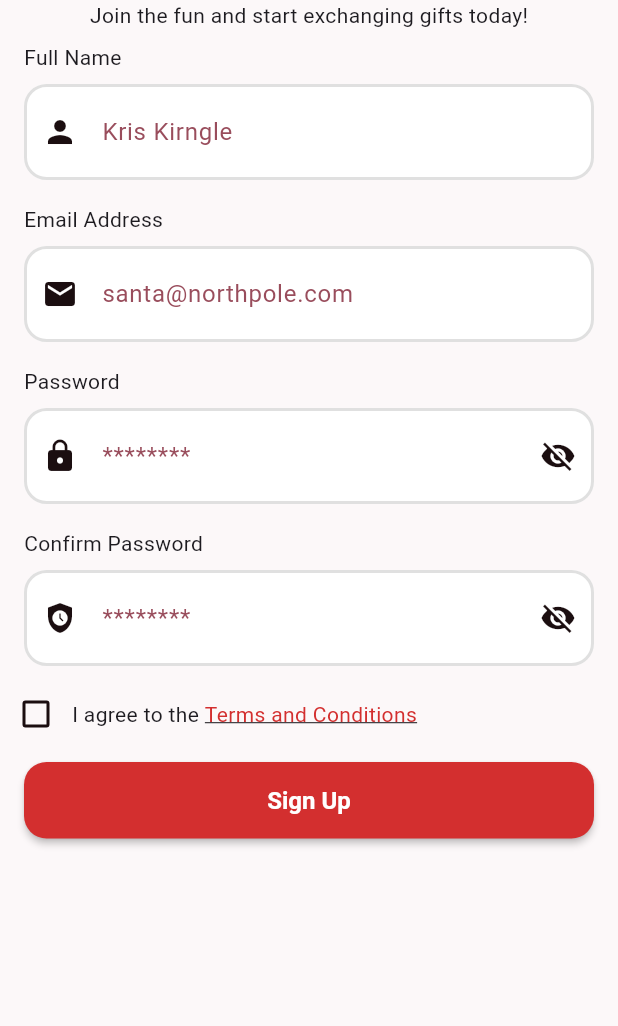
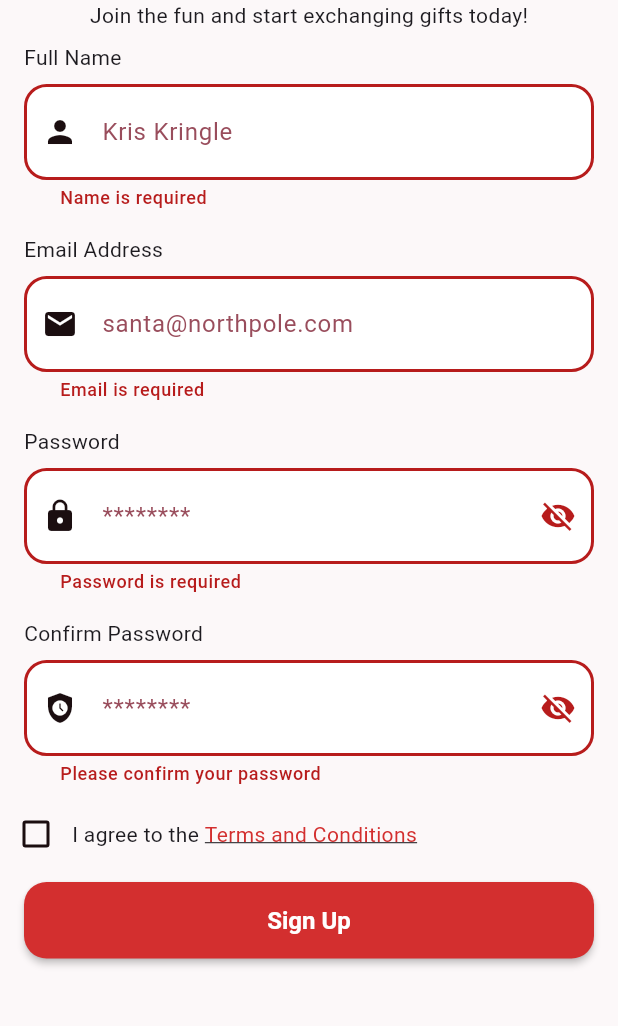
Before and after one commit to lukcza/secret-santa, a Flutter app: the RegisterPage screen opened by its route, after a tap on "Sign Up", on a phone screen of 412 x 824 dp, the part 138-1164 px from its top. Run offline on Flutter 3.47's test engine with Material 3 defaults, Android fonts, the phone set to English and light mode, and no system bars; our stand-ins replace cloud_firestore, equatable, firebase_auth, firebase_core, flutter_bloc, fpdart and 2 more; accounts and stored records are empty.

Commit message:
feat: refactor TextField to TextFormField with Form validation
- Add AuthFormField widget with TextFormField and validation support
- Create LoginForm and RegisterForm widgets with Form parent
- Add Validators utility class for email, password, name validation
- Update login_page and register_page to use new form widgets
- Add validation error messages to localization files
- Add errorStyle and errorMaxLines to theme inputDecorationTheme

```diff
--- a/lib/core/l10n/app_en.arb
+++ b/lib/core/l10n/app_en.arb
@@ -24,5 +24,12 @@
     "termsAndConditionsLink": "Terms and Conditions",
     "registerButton": "Sign Up",
     "registerSuccess": "Registration successful! Please log in.",
-    "passwordsDoNotMatchError": "Passwords do not match."
+    "passwordsDoNotMatchError": "Passwords do not match.",
+    "emailRequired": "Email is required",
+    "emailInvalid": "Please enter a valid email address",
+    "passwordRequired": "Password is required",
+    "passwordTooShort": "Password must be at least 6 characters",
+    "nameRequired": "Name is required",
+    "nameTooShort": "Name must be at least 2 characters",
+    "confirmPasswordRequired": "Please confirm your password"
 }
--- a/lib/core/l10n/app_localizations.dart
+++ b/lib/core/l10n/app_localizations.dart
@@ -249,6 +249,48 @@ abstract class AppLocalizations {
   /// In en, this message translates to:
   /// **'Passwords do not match.'**
   String get passwordsDoNotMatchError;
+
+  /// No description provided for @emailRequired.
+  ///
+  /// In en, this message translates to:
+  /// **'Email is required'**
+  String get emailRequired;
+
+  /// No description provided for @emailInvalid.
+  ///
+  /// In en, this message translates to:
+  /// **'Please enter a valid email address'**
+  String get emailInvalid;
+
+  /// No description provided for @passwordRequired.
+  ///
+  /// In en, this message translates to:
+  /// **'Password is required'**
+  String get passwordRequired;
+
+  /// No description provided for @passwordTooShort.
+  ///
+  /// In en, this message translates to:
+  /// **'Password must be at least 6 characters'**
+  String get passwordTooShort;
+
+  /// No description provided for @nameRequired.
+  ///
+  /// In en, this message translates to:
+  /// **'Name is required'**
+  String get nameRequired;
+
+  /// No description provided for @nameTooShort.
+  ///
+  /// In en, this message translates to:
+  /// **'Name must be at least 2 characters'**
+  String get nameTooShort;
+
+  /// No description provided for @confirmPasswordRequired.
+  ///
+  /// In en, this message translates to:
+  /// **'Please confirm your password'**
+  String get confirmPasswordRequired;
 }
 
 class _AppLocalizationsDelegate
--- a/lib/core/l10n/app_localizations_en.dart
+++ b/lib/core/l10n/app_localizations_en.dart
@@ -86,4 +86,25 @@ class AppLocalizationsEn extends AppLocalizations {
 
   @override
   String get passwordsDoNotMatchError => 'Passwords do not match.';
+
+  @override
+  String get emailRequired => 'Email is required';
+
+  @override
+  String get emailInvalid => 'Please enter a valid email address';
+
+  @override
+  String get passwordRequired => 'Password is required';
+
+  @override
+  String get passwordTooShort => 'Password must be at least 6 characters';
+
+  @override
+  String get nameRequired => 'Name is required';
+
+  @override
+  String get nameTooShort => 'Name must be at least 2 characters';
+
+  @override
+  String get confirmPasswordRequired => 'Please confirm your password';
 }
--- a/lib/core/theme/app_theme.dart
+++ b/lib/core/theme/app_theme.dart
@@ -59,6 +59,12 @@ class AppTheme {
       errorBorder: _border(primaryDark),
       focusedErrorBorder: _border(primaryDark),
       hintStyle: const TextStyle(color: textMuted),
+      errorStyle: const TextStyle(
+        color: primaryDark,
+        fontSize: 12,
+        fontWeight: FontWeight.w500,
+      ),
+      errorMaxLines: 2,
     ),
     elevatedButtonTheme: ElevatedButtonThemeData(
       style: ElevatedButton.styleFrom(
@@ -106,6 +112,12 @@ class AppTheme {
       hintStyle: TextStyle(color: textInverse.withOpacity(0.5)),
       prefixIconColor: textMuted,
       suffixIconColor: textMuted,
+      errorStyle: const TextStyle(
+        color: primaryLight,
+        fontSize: 12,
+        fontWeight: FontWeight.w500,
+      ),
+      errorMaxLines: 2,
     ),
     elevatedButtonTheme: ElevatedButtonThemeData(
       style: ElevatedButton.styleFrom(
--- /dev/null
+++ b/lib/core/utils/validators.dart
@@ -0,0 +1,70 @@
+class Validators {
+  static final RegExp _emailRegex = RegExp(r'^[^@]+@[^@]+\.[^@]+');
+
+  static String? validateEmail(
+    String? value, {
+    String? emptyMessage,
+    String? invalidMessage,
+  }) {
+    if (value == null || value.trim().isEmpty) {
+      return emptyMessage ?? 'Email is required';
+    }
+    if (!_emailRegex.hasMatch(value.trim())) {
+      return invalidMessage ?? 'Please enter a valid email';
+    }
+    return null;
+  }
+
+  static String? validatePassword(
+    String? value, {
+    String? emptyMessage,
+    String? tooShortMessage,
+    int minLength = 6,
+  }) {
+    if (value == null || value.isEmpty) {
+      return emptyMessage ?? 'Password is required';
+    }
+    if (value.length < minLength) {
+      return tooShortMessage ??
+          'Password must be at least $minLength characters';
+    }
+    return null;
+  }
+
+  static String? validateConfirmPassword(
+    String? value,
+    String? originalPassword, {
+    String? emptyMessage,
+    String? mismatchMessage,
+  }) {
+    if (value == null || value.isEmpty) {
+      return emptyMessage ?? 'Please confirm your password';
+    }
+    if (value != originalPassword) {
+      return mismatchMessage ?? 'Passwords do not match';
+    }
+    return null;
+  }
+
+  static String? validateName(
+    String? value, {
+    String? emptyMessage,
+    String? tooShortMessage,
+    int minLength = 2,
+  }) {
+    if (value == null || value.trim().isEmpty) {
+      return emptyMessage ?? 'Name is required';
+    }
+    if (value.trim().length < minLength) {
+      return tooShortMessage ?? 'Name must be at least $minLength characters';
+    }
+    return null;
+  }
+
+  static String? validateRequired(String? value, {String? message}) {
+    if (value == null || value.trim().isEmpty) {
+      return message ?? 'This field is required';
+    }
+    return null;
+  }
+}
--- a/lib/features/auth/presentation/pages/login_page.dart
+++ b/lib/features/auth/presentation/pages/login_page.dart
@@ -1,14 +1,13 @@
 import 'package:flutter/material.dart';
 import 'package:flutter_bloc/flutter_bloc.dart';
-import 'package:fpdart/fpdart.dart' hide State;
 import 'package:go_router/go_router.dart';
 import 'package:secret_santa/core/extensions/context_extension.dart';
 import 'package:secret_santa/features/auth/presentation/bloc/auth_bloc.dart';
 import 'package:secret_santa/features/auth/presentation/bloc/auth_event.dart';
 import 'package:secret_santa/features/auth/presentation/bloc/auth_state.dart';
 import 'package:secret_santa/features/auth/presentation/widgets/auth_button.dart';
-import 'package:secret_santa/features/auth/presentation/widgets/auth_field.dart';
 import 'package:secret_santa/features/auth/presentation/widgets/login_divider.dart';
+import 'package:secret_santa/features/auth/presentation/widgets/login_form.dart';
 import 'package:secret_santa/features/auth/presentation/widgets/login_header_card.dart';
 
 class LoginPage extends StatefulWidget {
@@ -20,21 +19,24 @@ class LoginPage extends StatefulWidget {
 
 class _LoginPageState extends State<LoginPage> {
   final TextEditingController _emailController = TextEditingController();
+  final TextEditingController _passwordController = TextEditingController();
+  final GlobalKey<FormState> _formKey = GlobalKey<FormState>();
 
-  final TextEditingController _passwordController = TextEditingController();
   @override
   void dispose() {
-    super.dispose();
     _emailController.dispose();
     _passwordController.dispose();
+    super.dispose();
   }
 
   Future<void> onPressedLoginButton(BuildContext context) async {
-    final email = _emailController.text.trim();
-    final password = _passwordController.text.trim();
-    context.read<AuthBloc>().add(
-          AuthSignInRequested(email: email, password: password),
-        );
+    if (_formKey.currentState?.validate() ?? false) {
+      final email = _emailController.text.trim();
+      final password = _passwordController.text.trim();
+      context.read<AuthBloc>().add(
+            AuthSignInRequested(email: email, password: password),
+          );
+    }
   }
 
   @override
@@ -64,7 +66,7 @@ class _LoginPageState extends State<LoginPage> {
               children: [
                 LoginHeaderCard(),
                 Container(
-                  margin: const EdgeInsets.only(top:10,),
+                  margin: const EdgeInsets.only(top: 10),
                   child: Text(
                     context.loc.loginTitle,
                     style: Theme.of(context).textTheme.bodyLarge?.copyWith(
@@ -72,26 +74,16 @@ class _LoginPageState extends State<LoginPage> {
                     ),
                   ),
                 ),
-                AuthField(
-                  labelText: context.loc.emailLabel,
-                  hintText: "santa@northpole.com",
-                  controller: _emailController,
-                  isEmailField: true,
-                  prefixIcon: const Icon(Icons.email),
-                ),
-                AuthField(
-                  controller: _passwordController,
-                  isPasswordField: true,
-                  prefixIcon: const Icon(Icons.lock),
-                  labelText: context.loc.passwordLabel,
-                  hintText: "********",
-                  suffixIcon: const Icon(Icons.visibility_off),
+                LoginForm(
+                  emailController: _emailController,
+                  passwordController: _passwordController,
+                  formKey: _formKey,
                 ),
                 Row(
                   mainAxisAlignment: MainAxisAlignment.end,
                   children: [
-                    TextButton(
-                      onPressed: () => debugPrint("Forgot Password clicked"),
+                    GestureDetector(
+                      onTap: () => debugPrint("Forgot password clicked"),
                       child: Text(
                         context.loc.forgotPassword,
                         style: TextStyle(
@@ -106,7 +98,6 @@ class _LoginPageState extends State<LoginPage> {
                     if(state.status == AuthStatus.loading){
                       return const CircularProgressIndicator();
                     }
-
                     return AuthButton(onPressed: () => onPressedLoginButton(context), buttonText: context.loc.loginButton);
                   }
                 ),
--- a/lib/features/auth/presentation/pages/register_page.dart
+++ b/lib/features/auth/presentation/pages/register_page.dart
@@ -5,7 +5,7 @@ import 'package:secret_santa/features/auth/presentation/bloc/auth_bloc.dart';
 import 'package:secret_santa/features/auth/presentation/bloc/auth_event.dart';
 import 'package:secret_santa/features/auth/presentation/bloc/auth_state.dart';
 import 'package:secret_santa/features/auth/presentation/widgets/auth_button.dart';
-import 'package:secret_santa/features/auth/presentation/widgets/auth_field.dart';
+import 'package:secret_santa/features/auth/presentation/widgets/register_form.dart';
 
 class RegisterPage extends StatefulWidget {
   const RegisterPage({super.key});
@@ -20,22 +20,27 @@ class _RegisterPageState extends State<RegisterPage> {
   final TextEditingController passwordController = TextEditingController();
   final TextEditingController confirmPasswordController =
       TextEditingController();
+  final GlobalKey<FormState> _formKey = GlobalKey<FormState>();
+
+  @override
+  void dispose() {
+    nameController.dispose();
+    emailController.dispose();
+    passwordController.dispose();
+    confirmPasswordController.dispose();
+    super.dispose();
+  }
+
   Future<void> _onPressed(BuildContext context) async {
-    final name = nameController.text.trim();
-    final email = emailController.text.trim();
-    final password = passwordController.text.trim();
-    final confirmPassword = confirmPasswordController.text.trim();
+    if (_formKey.currentState?.validate() ?? false) {
+      final name = nameController.text.trim();
+      final email = emailController.text.trim();
+      final password = passwordController.text.trim();
 
-    if (password != confirmPassword) {
-      ScaffoldMessenger.of(context).showSnackBar(
-        SnackBar(content: Text(context.loc.passwordsDoNotMatchError)),
+      context.read<AuthBloc>().add(
+        AuthSignUpRequested(nickname: name, email: email, password: password),
       );
-      return;
     }
-
-    context.read<AuthBloc>().add(
-      AuthSignUpRequested(nickname: name, email: email, password: password),
-    );
   }
 
   @override
@@ -70,32 +75,12 @@ class _RegisterPageState extends State<RegisterPage> {
                   context.loc.registerSubTitle,
                   style: Theme.of(context).textTheme.bodyMedium,
                 ),
-                AuthField(
-                  controller: nameController,
-                  labelText: context.loc.nameLabel,
-                  hintText: "Kris Kirngle",
-                  prefixIcon: const Icon(Icons.person),
-                ),
-                AuthField(
-                  controller: emailController,
-                  labelText: context.loc.emailLabel,
-                  hintText: "santa@northpole.com",
-                  isEmailField: true,
-                  prefixIcon: const Icon(Icons.email),
-                ),
-                AuthField(
-                  controller: passwordController,
-                  labelText: context.loc.passwordLabel,
-                  hintText: "********",
-                  isPasswordField: true,
-                  prefixIcon: const Icon(Icons.lock),
-                ),
-                AuthField(
-                  controller: confirmPasswordController,
-                  labelText: context.loc.confirmPasswordLabel,
-                  hintText: "********",
-                  isReapetPasswordField: true,
-                  prefixIcon: const Icon(Icons.safety_check),
+                RegisterForm(
+                  nameController: nameController,
+                  emailController: emailController,
+                  passwordController: passwordController,
+                  confirmPasswordController: confirmPasswordController,
+                  formKey: _formKey,
                 ),
                 Row(
                   mainAxisAlignment: MainAxisAlignment.start,
--- a/lib/features/auth/presentation/widgets/auth_field.dart
+++ b/lib/features/auth/presentation/widgets/auth_field.dart
@@ -20,6 +20,7 @@ class AuthField extends StatefulWidget {
   final bool isPasswordField;
   final bool isEmailField;
   final bool isReapetPasswordField;
+
 
   @override
   State<AuthField> createState() => _AuthFieldState();
--- /dev/null
+++ b/lib/features/auth/presentation/widgets/auth_form_field.dart
@@ -0,0 +1,90 @@
+import 'package:flutter/material.dart';
+
+class AuthFormField extends StatefulWidget {
+  const AuthFormField({
+    super.key,
+    this.labelText = '',
+    this.hintText = '',
+    required this.controller,
+    this.prefixIcon,
+    this.isPasswordField = false,
+    this.isEmailField = false,
+    this.isRepeatPasswordField = false,
+    this.validator,
+    this.originalPasswordController,
+  });
+
+  final String labelText;
+  final String hintText;
+  final TextEditingController controller;
+  final Icon? prefixIcon;
+  final bool isPasswordField;
+  final bool isEmailField;
+  final bool isRepeatPasswordField;
+  final String? Function(String?)? validator;
+  final TextEditingController? originalPasswordController;
+
+  @override
+  State<AuthFormField> createState() => _AuthFormFieldState();
+}
+
+class _AuthFormFieldState extends State<AuthFormField> {
+  late bool _isObscure;
+
+  @override
+  void initState() {
+    super.initState();
+    _isObscure = widget.isPasswordField || widget.isRepeatPasswordField;
+  }
+
+  @override
+  Widget build(BuildContext context) {
+    return Padding(
+      padding: const EdgeInsets.symmetric(horizontal: 16, vertical: 8),
+      child: Column(
+        crossAxisAlignment: CrossAxisAlignment.start,
+        children: [
+          if (widget.labelText.isNotEmpty)
+            Padding(
+              padding: const EdgeInsets.only(bottom: 8),
+              child: Text(
+                widget.labelText,
+                style: Theme.of(context).textTheme.bodyMedium,
+              ),
+            ),
+          TextFormField(
+            controller: widget.controller,
+            keyboardType: _getKeyboardType(),
+            obscureText: _isObscure,
+            autovalidateMode: AutovalidateMode.onUserInteraction,
+            validator: widget.validator,
+            decoration: InputDecoration(
+              prefixIcon: widget.prefixIcon,
+              suffixIcon: _buildSuffixIcon(),
+              hintText: widget.hintText,
+            ),
+          ),
+        ],
+      ),
+    );
+  }
+
+  TextInputType _getKeyboardType() {
+    if (widget.isEmailField) {
+      return TextInputType.emailAddress;
+    } else if (widget.isPasswordField || widget.isRepeatPasswordField) {
+      return TextInputType.visiblePassword;
+    }
+    return TextInputType.text;
+  }
+
+  Widget? _buildSuffixIcon() {
+    if (widget.isPasswordField || widget.isRepeatPasswordField) {
+      return IconButton(
+        onPressed: () => setState(() => _isObscure = !_isObscure),
+        icon: Icon(_isObscure ? Icons.visibility_off : Icons.visibility),
+      );
+    }
+    return null;
+  }
+}
--- /dev/null
+++ b/lib/features/auth/presentation/widgets/login_form.dart
@@ -0,0 +1,59 @@
+import 'package:flutter/material.dart';
+import 'package:secret_santa/core/extensions/context_extension.dart';
+import 'package:secret_santa/core/utils/validators.dart';
+import 'package:secret_santa/features/auth/presentation/widgets/auth_form_field.dart';
+
+class LoginForm extends StatefulWidget {
+  const LoginForm({
+    super.key,
+    required this.emailController,
+    required this.passwordController,
+    required this.formKey,
+  });
+
+  final TextEditingController emailController;
+  final TextEditingController passwordController;
+  final GlobalKey<FormState> formKey;
+
+  @override
+  State<LoginForm> createState() => _LoginFormState();
+}
+
+class _LoginFormState extends State<LoginForm> {
+  @override
+  Widget build(BuildContext context) {
+    return Form(
+      key: widget.formKey,
+      child: Column(
+        children: [
+          AuthFormField(
+            labelText: context.loc.emailLabel,
+            hintText: "santa@northpole.com",
+            controller: widget.emailController,
+            isEmailField: true,
+            prefixIcon: const Icon(Icons.email),
+            validator:
+                (value) => Validators.validateEmail(
+                  value,
+                  emptyMessage: context.loc.emailRequired,
+                  invalidMessage: context.loc.emailInvalid,
+                ),
+          ),
+          AuthFormField(
+            controller: widget.passwordController,
+            isPasswordField: true,
+            prefixIcon: const Icon(Icons.lock),
+            labelText: context.loc.passwordLabel,
+            hintText: "********",
+            validator:
+                (value) => Validators.validatePassword(
+                  value,
+                  emptyMessage: context.loc.passwordRequired,
+                  tooShortMessage: context.loc.passwordTooShort,
+                ),
+          ),
+        ],
+      ),
+    );
+  }
+}
--- /dev/null
+++ b/lib/features/auth/presentation/widgets/register_form.dart
@@ -0,0 +1,90 @@
+import 'package:flutter/material.dart';
+import 'package:secret_santa/core/extensions/context_extension.dart';
+import 'package:secret_santa/core/utils/validators.dart';
+import 'package:secret_santa/features/auth/presentation/widgets/auth_form_field.dart';
+
+class RegisterForm extends StatefulWidget {
+  const RegisterForm({
+    super.key,
+    required this.nameController,
+    required this.emailController,
+    required this.passwordController,
+    required this.confirmPasswordController,
+    required this.formKey,
+  });
+
+  final TextEditingController nameController;
+  final TextEditingController emailController;
+  final TextEditingController passwordController;
+  final TextEditingController confirmPasswordController;
+  final GlobalKey<FormState> formKey;
+
+  @override
+  State<RegisterForm> createState() => _RegisterFormState();
+}
+
+class _RegisterFormState extends State<RegisterForm> {
+  @override
+  Widget build(BuildContext context) {
+    return Form(
+      key: widget.formKey,
+      child: Column(
+        children: [
+          AuthFormField(
+            controller: widget.nameController,
+            labelText: context.loc.nameLabel,
+            hintText: "Kris Kringle",
+            prefixIcon: const Icon(Icons.person),
+            validator:
+                (value) => Validators.validateName(
+                  value,
+                  emptyMessage: context.loc.nameRequired,
+                  tooShortMessage: context.loc.nameTooShort,
+                ),
+          ),
+          AuthFormField(
+            controller: widget.emailController,
+            labelText: context.loc.emailLabel,
+            hintText: "santa@northpole.com",
+            isEmailField: true,
+            prefixIcon: const Icon(Icons.email),
+            validator:
+                (value) => Validators.validateEmail(
+                  value,
+                  emptyMessage: context.loc.emailRequired,
+                  invalidMessage: context.loc.emailInvalid,
+                ),
+          ),
+          AuthFormField(
+            controller: widget.passwordController,
+            labelText: context.loc.passwordLabel,
+            hintText: "********",
+            isPasswordField: true,
+            prefixIcon: const Icon(Icons.lock),
+            validator:
+                (value) => Validators.validatePassword(
+                  value,
+                  emptyMessage: context.loc.passwordRequired,
+                  tooShortMessage: context.loc.passwordTooShort,
+                ),
+          ),
+          AuthFormField(
+            controller: widget.confirmPasswordController,
+            labelText: context.loc.confirmPasswordLabel,
+            hintText: "********",
+            isRepeatPasswordField: true,
+            prefixIcon: const Icon(Icons.safety_check),
+            originalPasswordController: widget.passwordController,
+            validator:
+                (value) => Validators.validateConfirmPassword(
+                  value,
+                  widget.passwordController.text,
+                  emptyMessage: context.loc.confirmPasswordRequired,
+                  mismatchMessage: context.loc.passwordsDoNotMatchError,
+                ),
+          ),
+        ],
+      ),
+    );
+  }
+}
--- a/lib/main.dart
+++ b/lib/main.dart
@@ -46,3 +46,12 @@ class MyApp extends StatelessWidget {
       );
   }
 }
+void emailValidator(String? email) {
+  if (email == null || email.isEmpty) {
+    throw 'Email is required';
+  }
+  final emailRegex = RegExp(r'^[^@]+@[^@]+\.[^@]+');
+  if (!emailRegex.hasMatch(email)) {
+    throw 'Enter a valid email address';
+  }
+}
```
